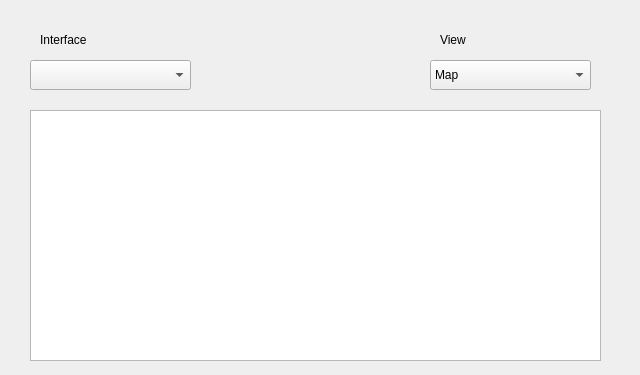
Above: libs/ui/scanwidget.ui from KDE/networkmanagement before the change. Below: the same form after it.
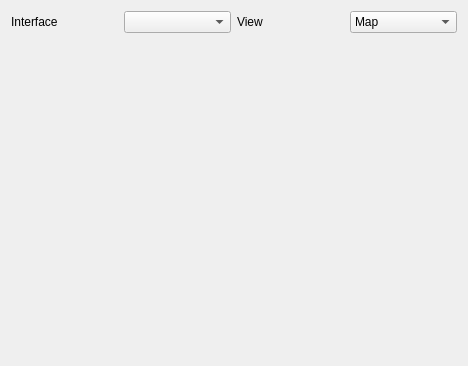
That is the form after the change. Custom widgets are drawn as their Qt base class.

Commit message: Use QStackedWidget to switch between wireless scan view modes, it's designed for this CCMAIL: cblauvelt@gmail.com

What changed in the file:
```diff
--- a/libs/ui/scanwidget.ui
+++ b/libs/ui/scanwidget.ui
@@ -5,8 +5,8 @@
    <rect>
     <x>0</x>
     <y>0</y>
-    <width>640</width>
-    <height>375</height>
+    <width>468</width>
+    <height>366</height>
    </rect>
   </property>
   <property name="sizePolicy" >
@@ -15,80 +15,28 @@
     <verstretch>0</verstretch>
    </sizepolicy>
   </property>
-  <widget class="QWidget" native="1" name="m_scanView" >
-   <property name="geometry" >
-    <rect>
-     <x>30</x>
-     <y>110</y>
-     <width>571</width>
-     <height>241</height>
-    </rect>
-   </property>
-  </widget>
-  <widget class="QTableView" name="m_detailsView" >
-   <property name="enabled" >
-    <bool>true</bool>
-   </property>
-   <property name="geometry" >
-    <rect>
-     <x>30</x>
-     <y>110</y>
-     <width>571</width>
-     <height>251</height>
-    </rect>
-   </property>
-   <property name="sizePolicy" >
-    <sizepolicy vsizetype="Fixed" hsizetype="Fixed" >
-     <horstretch>0</horstretch>
-     <verstretch>0</verstretch>
-    </sizepolicy>
-   </property>
-  </widget>
+  <layout class="QVBoxLayout" name="verticalLayout_2" >
+   <item>
+    <layout class="QHBoxLayout" name="horizontalLayout" >
+     <item>
   <widget class="QLabel" name="m_interfaceLabel" >
-   <property name="geometry" >
-    <rect>
-     <x>40</x>
-     <y>30</y>
-     <width>151</width>
-     <height>20</height>
-    </rect>
-   </property>
    <property name="text" >
     <string>Interface</string>
    </property>
   </widget>
+     </item>
+     <item>
+      <widget class="KComboBox" name="m_interface" />
+     </item>
+     <item>
   <widget class="QLabel" name="m_viewLabel_2" >
-   <property name="geometry" >
-    <rect>
-     <x>440</x>
-     <y>30</y>
-     <width>151</width>
-     <height>20</height>
-    </rect>
-   </property>
    <property name="text" >
     <string>View</string>
    </property>
   </widget>
-  <widget class="KComboBox" name="m_interface" >
-   <property name="geometry" >
-    <rect>
-     <x>30</x>
-     <y>60</y>
-     <width>161</width>
-     <height>30</height>
-    </rect>
-   </property>
-  </widget>
+     </item>
+     <item>
   <widget class="KComboBox" name="m_view" >
-   <property name="geometry" >
-    <rect>
-     <x>430</x>
-     <y>60</y>
-     <width>161</width>
-     <height>30</height>
-    </rect>
-   </property>
    <item>
     <property name="text" >
      <string>Map</string>
@@ -100,6 +48,31 @@
     </property>
    </item>
   </widget>
+     </item>
+    </layout>
+   </item>
+   <item>
+    <widget class="QStackedWidget" name="m_stack" >
+     <property name="currentIndex" >
+      <number>0</number>
+     </property>
+     <widget class="QWidget" name="page" />
+    </widget>
+   </item>
+   <item>
+    <spacer name="verticalSpacer" >
+     <property name="orientation" >
+      <enum>Qt::Vertical</enum>
+     </property>
+     <property name="sizeHint" stdset="0" >
+      <size>
+       <width>20</width>
+       <height>97</height>
+      </size>
+     </property>
+    </spacer>
+   </item>
+  </layout>
  </widget>
  <customwidgets>
   <customwidget>
```
Lines whose indentation alone changed are shown as unchanged. The commit also changes 2 other files.
